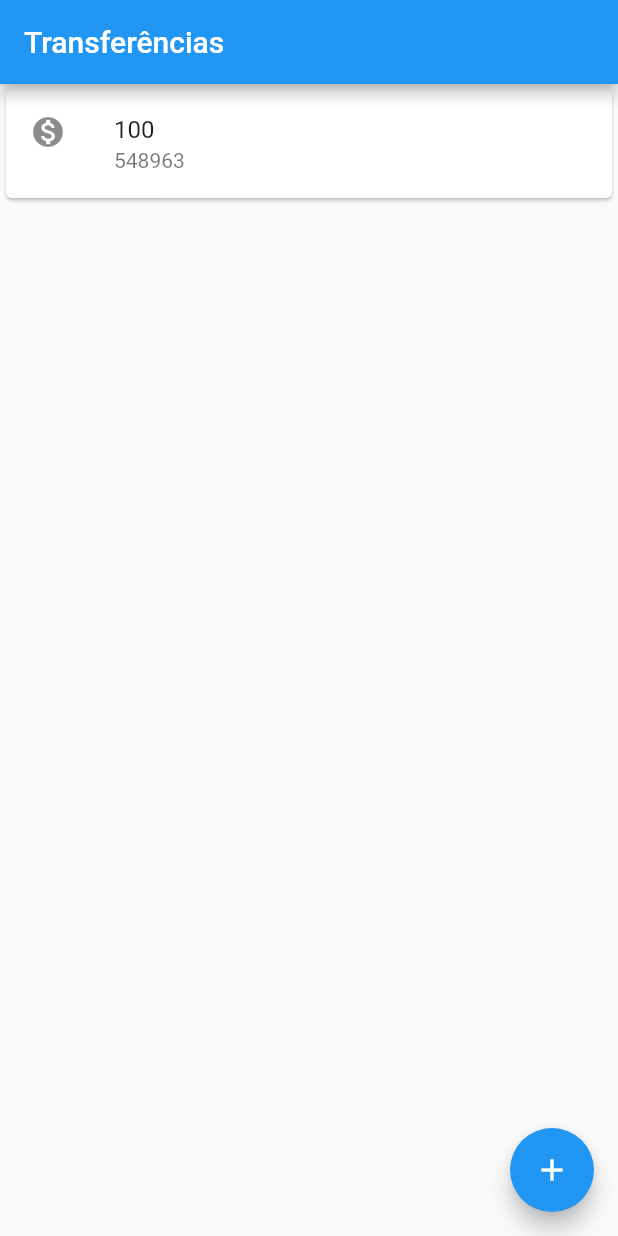
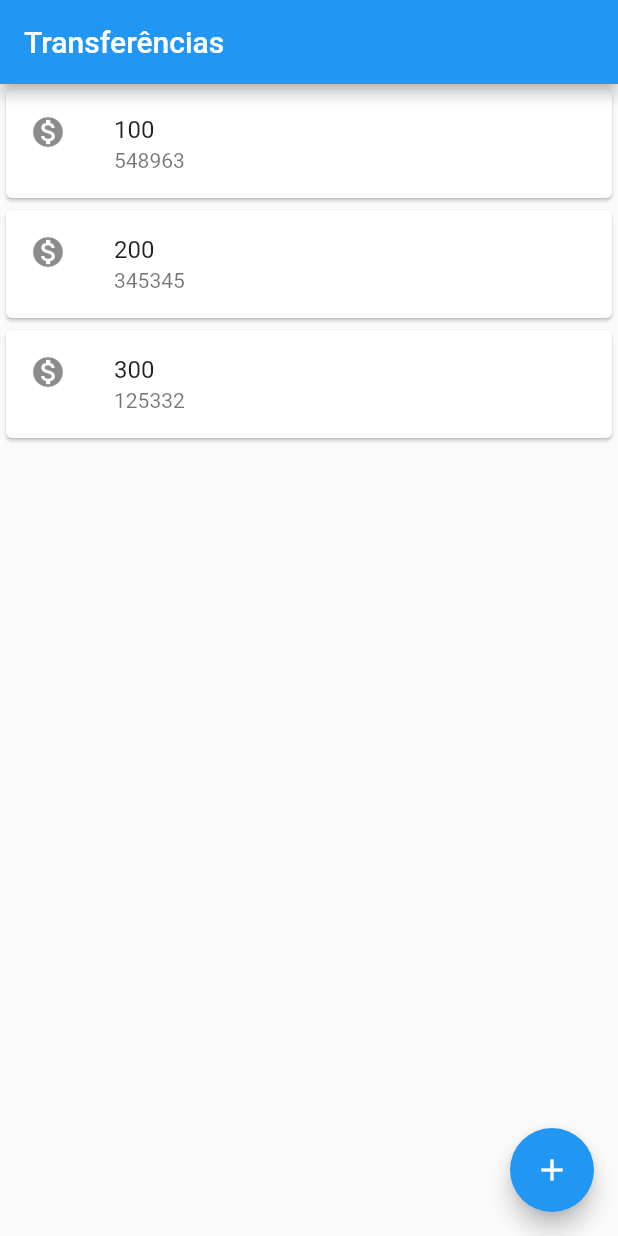
Before and after one commit to CelioFS7/Bytebank, a Flutter app: the screen it shows after launch, on a phone screen of 412 x 824 dp. Run offline on Flutter 3.47's test engine with Material 2 defaults, Android fonts, the phone set to English and light mode, and no system bars.

Commit message:
Fist page .2

```diff
--- a/lib/main.dart
+++ b/lib/main.dart
@@ -25,6 +25,9 @@ class ListaTransferencias extends StatelessWidget {
       children: const [
 
         ItemTransferencia(valor: '100',numeroConta:'548963'),
+        ItemTransferencia(valor: '200',numeroConta:'345345'),
+        ItemTransferencia(valor: '300',numeroConta:'125332'),
+
       ],
     );
   }
```
